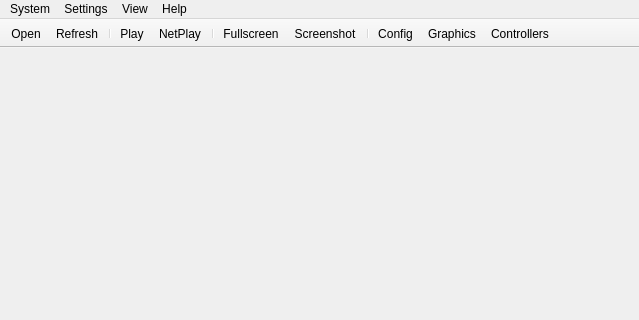
First picture: the form in Source/RMG/UserInterface/MainWindow.ui, repository MarioPartyNetplay/Mupen-MPN, before the edit; both pictures show x 0 to 639 and y 0 to 320 of the 639 by 543 pixel window.
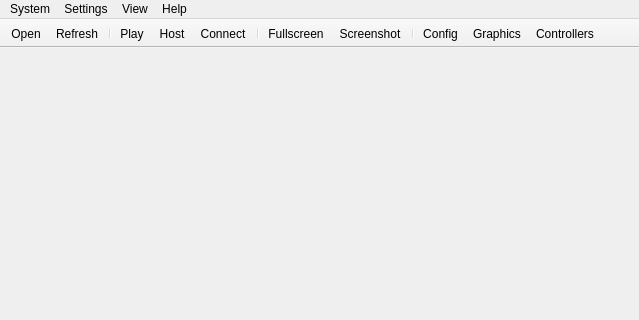
Second picture: the form after the edit. Icons and pictures are not drawn.

```diff
--- a/Source/RMG/UserInterface/MainWindow.ui
+++ b/Source/RMG/UserInterface/MainWindow.ui
@@ -187,6 +187,7 @@
    <addaction name="separator"/>
    <addaction name="action_System_StartRom3"/>
    <addaction name="action_Create_Room"/>
+   <addaction name="action_Join_Room"/>
    <addaction name="separator"/>
    <addaction name="action_View_Fullscreen2"/>
    <addaction name="action_System_Screenshot2"/>
@@ -318,7 +319,7 @@
      <normaloff>.</normaloff>.</iconset>
    </property>
    <property name="text">
-    <string>NetPlay</string>
+    <string>Host</string>
    </property>
   </action>
   <action name="action_System_HardReset">
@@ -330,6 +331,15 @@
     <string>Hard Reset</string>
    </property>
   </action>
+  <action name="action_Join_Room">
+   <property name="icon">
+    <iconset theme="online-play-mpn">
+     <normaloff>.</normaloff>.</iconset>
+   </property>
+   <property name="text">
+    <string>Connect</string>
+   </property>
+  </action>
   <action name="action_System_Screenshot">
    <property name="icon">
     <iconset theme="screenshot-2-line">
```
Left out of the diff: 7 changed lines with no effect on the pictures.
